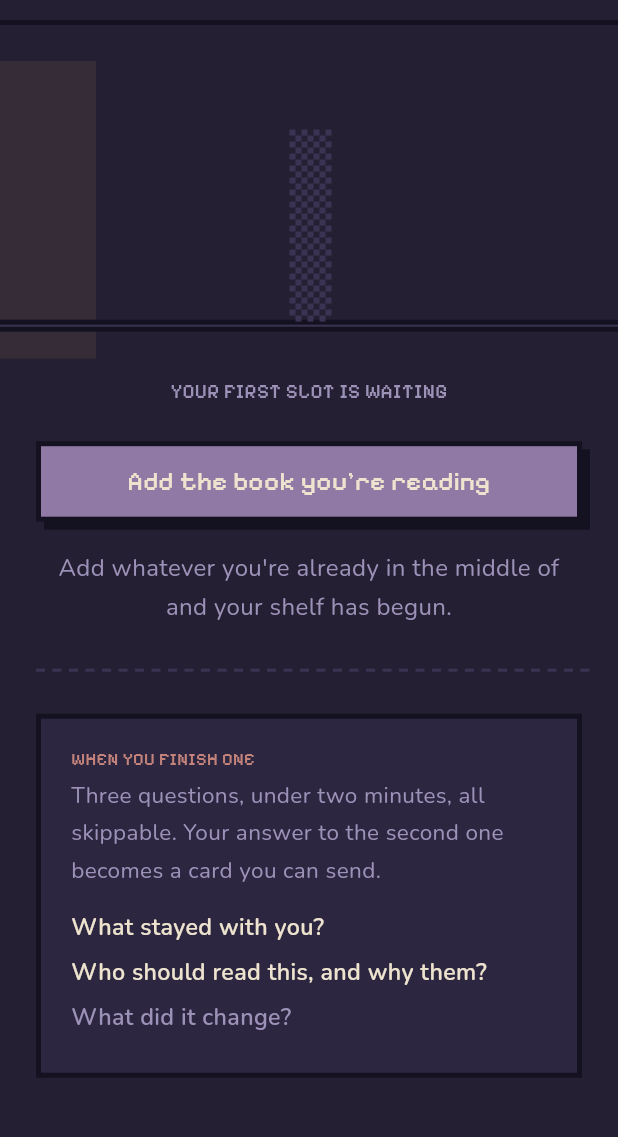
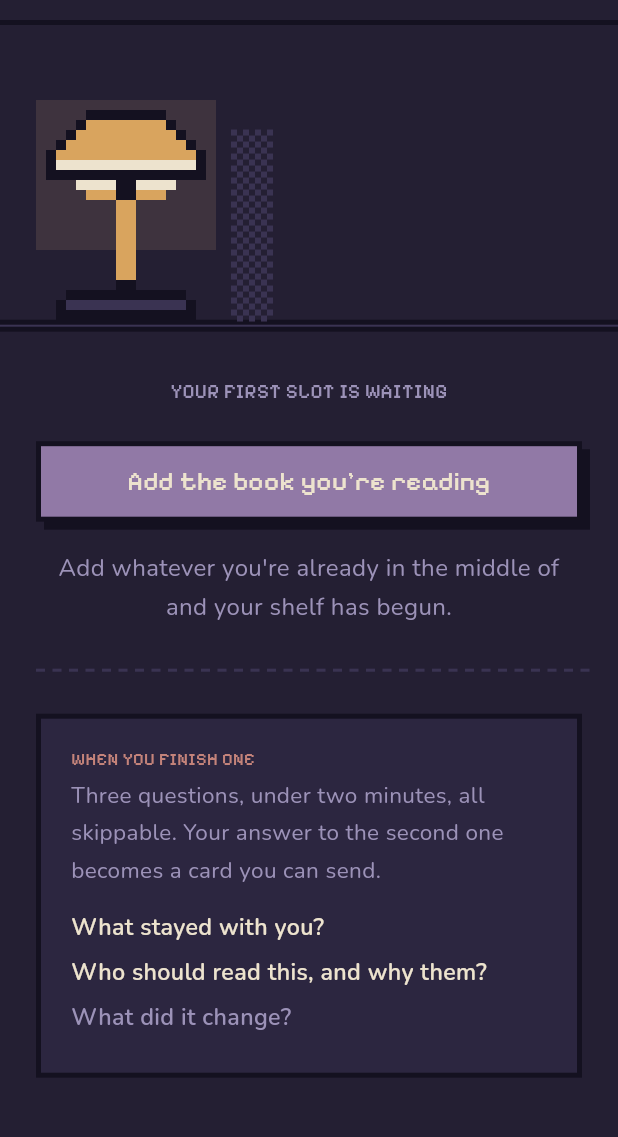
Before and after one commit to naperry2011/Afterword, a Flutter app: the screen it shows after launch, after a tap on "Skip", on a phone screen of 412 x 824 dp, the part 59-1196 px from its top. Run offline on Flutter 3.47's test engine with Material 3 defaults, Android fonts, the phone set to English and light mode, and no system bars; our stand-ins replace cached_network_image, drift, drift_flutter, file_picker, flutter_riverpod, go_router and 1 more; accounts and stored records are empty; generated files the repository leaves out were written again.

Commit message:
more sauce!

```diff
--- a/lib/screens/shelf_screen.dart
+++ b/lib/screens/shelf_screen.dart
@@ -10,6 +10,7 @@ import '../theme/shapes.dart';
 import '../theme/text.dart';
 import '../theme/tokens.dart';
 import '../widgets/dashed_rule.dart';
+import '../widgets/lamp.dart';
 import '../data/prompts.dart';
 import '../widgets/pixel_button.dart';
 import '../widgets/pixel_panel.dart';
@@ -160,8 +161,9 @@ const _words = [
 
 String _word(int n) => n >= 0 && n < _words.length ? _words[n] : '$n';
 
-/// Horizontal row of spines on a dark ground, amber warmth at one edge as a
-/// flat band. Finished solid, reading outlined and partly filled, next dithered.
+/// Horizontal row of spines on a dark ground, the lamp standing at the left end
+/// of the plank. Finished solid, reading outlined and partly filled, next
+/// dithered.
 class _ShelfRow extends StatelessWidget {
   const _ShelfRow({
     required this.finished,
@@ -178,19 +180,10 @@ class _ShelfRow extends StatelessWidget {
 
   @override
   Widget build(BuildContext context) {
-    final empty = finished.isEmpty && reading.isEmpty && abandoned.isEmpty;
     return SizedBox(
       height: maxHeight + 40,
       child: Stack(
         children: [
-          // Flat lamp warmth, no gradient (spec §2.5).
-          Positioned(
-            left: 0,
-            top: 0,
-            bottom: 0,
-            width: 64,
-            child: Container(color: Tokens.amber.withValues(alpha: 0.10)),
-          ),
           // The shelf plank.
           Positioned(
             left: 0,
@@ -204,20 +197,20 @@ class _ShelfRow extends StatelessWidget {
               ),
             ),
           ),
+          // The lamp stays put at the left end of the plank. Books scroll
+          // beside it, opening at the newest end so the book in progress and
+          // the waiting slot are always in view.
           Positioned.fill(
             bottom: 26,
-            child: LayoutBuilder(
-              builder: (context, c) => ListView(
-                scrollDirection: Axis.horizontal,
-                padding: const EdgeInsets.symmetric(horizontal: _sidePadding),
-                // An empty shelf shows its one slot in the middle of the plank,
-                // not tucked in a corner.
+            child: Row(
+              crossAxisAlignment: CrossAxisAlignment.end,
               children: [
-                  if (empty)
-                    SizedBox(
-                      width:
-                          (c.maxWidth - 2 * _sidePadding - EmptySlot.width) / 2,
-                    ),
+                const SizedBox(width: _sidePadding),
+                PixelLamp(cell: maxHeight * 0.04),
+                const SizedBox(width: 10),
+                Expanded(
+                  child: _NewestFirstRun(
+                    children: [
                       for (final e in finished.reversed) ...[
                         Align(
                           alignment: Alignment.bottomCenter,
@@ -271,9 +264,61 @@ class _ShelfRow extends StatelessWidget {
                     ],
                   ),
                 ),
+              ],
+            ),
           ),
         ],
       ),
+    );
+  }
+}
+
+/// A horizontal run of spines that opens scrolled to its far end, and jumps
+/// back there when a book is added. A jump, not an animation: stepped or none.
+class _NewestFirstRun extends StatefulWidget {
+  const _NewestFirstRun({required this.children});
+  final List<Widget> children;
+
+  @override
+  State<_NewestFirstRun> createState() => _NewestFirstRunState();
+}
+
+class _NewestFirstRunState extends State<_NewestFirstRun> {
+  final _controller = ScrollController();
+
+  void _jumpToEnd() {
+    WidgetsBinding.instance.addPostFrameCallback((_) {
+      if (_controller.hasClients) {
+        _controller.jumpTo(_controller.position.maxScrollExtent);
+      }
+    });
+  }
+
+  @override
+  void initState() {
+    super.initState();
+    _jumpToEnd();
+  }
+
+  @override
+  void didUpdateWidget(_NewestFirstRun old) {
+    super.didUpdateWidget(old);
+    if (old.children.length != widget.children.length) _jumpToEnd();
+  }
+
+  @override
+  void dispose() {
+    _controller.dispose();
+    super.dispose();
+  }
+
+  @override
+  Widget build(BuildContext context) {
+    return ListView(
+      controller: _controller,
+      scrollDirection: Axis.horizontal,
+      padding: const EdgeInsets.only(right: _ShelfRow._sidePadding),
+      children: widget.children,
     );
   }
 }
--- a/lib/theme/tokens.dart
+++ b/lib/theme/tokens.dart
@@ -45,6 +45,9 @@ abstract final class Tokens {
   /// Dashed rule on the cream card.
   static const Color ruleOnCream = Color(0xFFCFC2A8);
 
+  /// The lamp's flat warmth on the room. Same value as the app icon.
+  static const Color lampGlow = Color(0xFF3E333E);
+
   /// Spine palette, cycled deterministically from the book id.
   static const List<Color> spinePalette = [
     rose,
--- /dev/null
+++ b/lib/widgets/lamp.dart
@@ -0,0 +1,88 @@
+import 'package:flutter/widgets.dart';
+
+import '../theme/layout.dart';
+import '../theme/tokens.dart';
+
+/// The pixel lamp from the app icon, drawn cell by cell so it stays crisp at
+/// any size. It stands on whatever is below it: the shelf plank supplies the
+/// floor, so the icon's own floor row is left out.
+class PixelLamp extends StatelessWidget {
+  const PixelLamp({super.key, required this.cell});
+
+  /// Size of one art pixel, in logical pixels. Snapped to device pixels.
+  final double cell;
+
+  static const int columns = 18;
+  static const int rows = 22;
+
+  /// Width and height for a given [cell] size, after snapping.
+  static Size sizeFor(double cell) {
+    final c = PixelGrid.snap(cell);
+    return Size(columns * c, rows * c);
+  }
+
+  @override
+  Widget build(BuildContext context) {
+    final c = PixelGrid.snap(cell);
+    return CustomPaint(
+      size: Size(columns * c, rows * c),
+      painter: _LampPainter(c),
+    );
+  }
+}
+
+// g glow, o outline, a amber, c cream, s surfaceAlt, . nothing.
+const _art = [
+  'gggggggggggggggggg',
+  'gggggooooooooggggg',
+  'ggggoaaaaaaaaogggg',
+  'gggoaaaaaaaaaaoggg',
+  'ggoaaaaaaaaaaaaogg',
+  'goaaaaaaaaaaaaaaog',
+  'goccccccccccccccog',
+  'goooooooooooooooog',
+  'ggggccccooccccgggg',
+  'gggggaaaooaaaggggg',
+  'ggggggggaagggggggg',
+  'ggggggggaagggggggg',
+  'ggggggggaagggggggg',
+  'ggggggggaagggggggg',
+  'ggggggggaagggggggg',
+  '........aa........',
+  '........aa........',
+  '........aa........',
+  '........oo........',
+  '...oooooooooooo...',
+  '..osssssssssssso..',
+  '..oooooooooooooo..',
+];
+
+const _colors = {
+  'g': Tokens.lampGlow,
+  'o': Tokens.outline,
+  'a': Tokens.amber,
+  'c': Tokens.cream,
+  's': Tokens.surfaceAlt,
+};
+
+class _LampPainter extends CustomPainter {
+  _LampPainter(this.cell);
+  final double cell;
+
+  @override
+  void paint(Canvas canvas, Size size) {
+    final paint = Paint()..isAntiAlias = false;
+    for (var r = 0; r < _art.length; r++) {
+      final row = _art[r];
+      for (var col = 0; col < row.length; col++) {
+        final color = _colors[row[col]];
+        if (color == null) continue;
+        paint.color = color;
+        canvas.drawRect(Rect.fromLTWH(col * cell, r * cell, cell, cell), paint);
+      }
+    }
+  }
+
+  @override
+  bool shouldRepaint(_LampPainter old) => old.cell != cell;
+}
--- a/lib/widgets/onboarding_art.dart
+++ b/lib/widgets/onboarding_art.dart
@@ -6,12 +6,14 @@ import '../theme/shapes.dart';
 import '../theme/text.dart';
 import '../theme/tokens.dart';
 import 'dashed_rule.dart';
+import 'lamp.dart';
 import 'spine.dart';
 
 /// Illustrations for the three onboarding pages, built from the app's own
 /// widgets so the first thing a person sees is the thing they will use.
 
-/// A short shelf: three finished spines, one in progress, one waiting.
+/// A short shelf: the lamp, three finished spines, one in progress, one
+/// waiting. The same arrangement as the real shelf.
 class MiniShelf extends StatelessWidget {
   const MiniShelf({super.key, this.spineHeight = 96});
 
@@ -24,13 +26,6 @@ class MiniShelf extends StatelessWidget {
       height: h + 22,
       child: Stack(
         children: [
-          Positioned(
-            left: 0,
-            top: 0,
-            bottom: 0,
-            width: h / 2,
-            child: Container(color: Tokens.amber.withValues(alpha: 0.10)),
-          ),
           Positioned(
             left: 0,
             right: 0,
@@ -49,6 +44,8 @@ class MiniShelf extends StatelessWidget {
             child: Row(
               crossAxisAlignment: CrossAxisAlignment.end,
               children: [
+                PixelLamp(cell: h * 0.04),
+                const SizedBox(width: 10),
                 SolidSpine(bookId: 'onboarding-a', maxHeight: h),
                 const SizedBox(width: 6),
                 SolidSpine(bookId: 'onboarding-b', maxHeight: h),
```
Also changed, not shown: 2 other files. Lines whose indentation alone changed are shown as unchanged.
